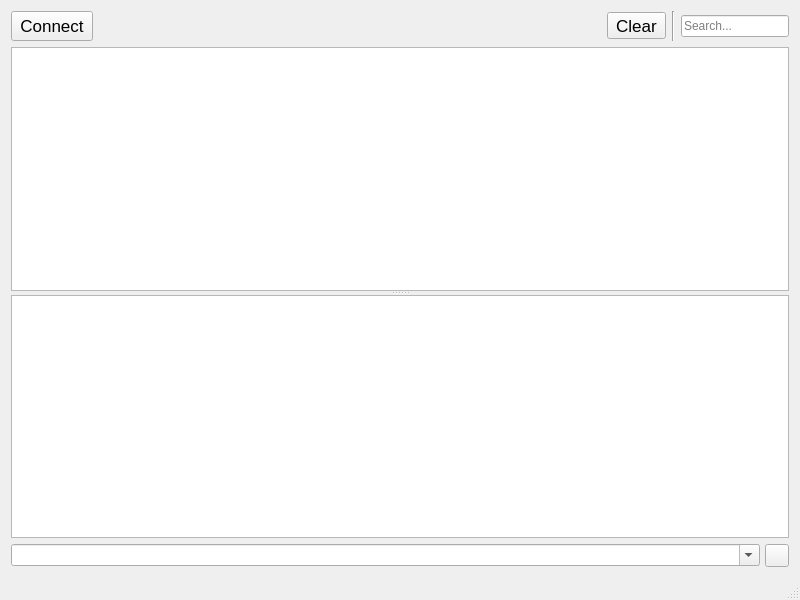
First picture: the form in mainwindow.ui, repository develer-staff/cutecom-ng, before the edit.
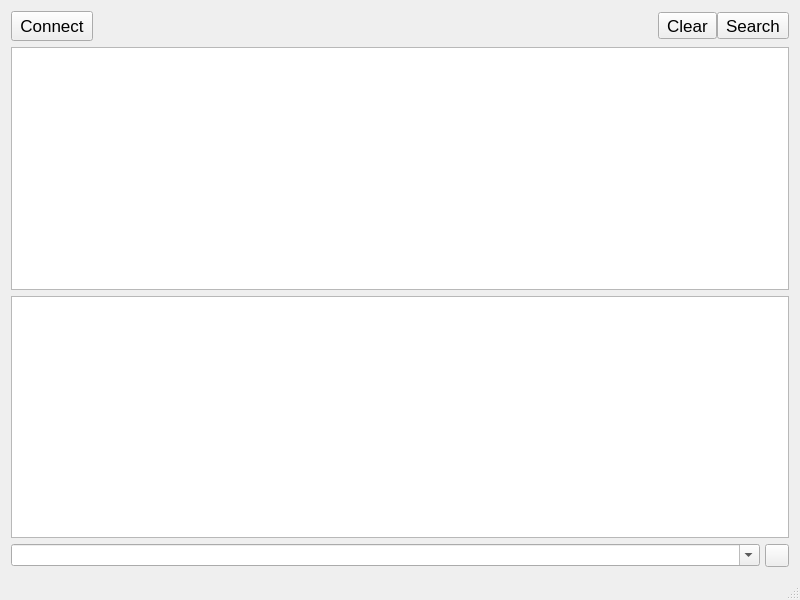
Second picture: the form after the edit. Icons and pictures are not drawn. Custom widgets are drawn as their Qt base class.

Commit message:
add SearchWidget class and ui form
and minor modifications to mainwindow form

```diff
--- a/mainwindow.ui
+++ b/mainwindow.ui
@@ -20,6 +20,9 @@
    <layout class="QVBoxLayout" name="verticalLayout">
     <item>
      <layout class="QHBoxLayout" name="horizontalLayout">
+      <property name="spacing">
+       <number>0</number>
+      </property>
       <item>
        <widget class="QToolButton" name="connectButton">
         <property name="minimumSize">
@@ -64,35 +67,20 @@
        </widget>
       </item>
       <item>
-       <widget class="Line" name="line">
-        <property name="orientation">
-         <enum>Qt::Vertical</enum>
+       <widget class="QToolButton" name="toolButton">
+        <property name="font">
+         <font>
+          <pointsize>13</pointsize>
+         </font>
         </property>
-       </widget>
-      </item>
-      <item>
-       <widget class="QLineEdit" name="searchInput">
-        <property name="sizePolicy">
-         <sizepolicy hsizetype="Preferred" vsizetype="Fixed">
-          <horstretch>0</horstretch>
-          <verstretch>0</verstretch>
-         </sizepolicy>
-        </property>
-        <property name="placeholderText">
-         <string>Search...</string>
+        <property name="text">
+         <string>Search</string>
         </property>
        </widget>
       </item>
      </layout>
     </item>
     <item>
-     <widget class="QSplitter" name="outputSplitter">
-      <property name="orientation">
-       <enum>Qt::Vertical</enum>
-      </property>
-      <property name="childrenCollapsible">
-       <bool>false</bool>
-      </property>
       <widget class="QPlainTextEdit" name="mainOutput">
        <property name="font">
         <font>
@@ -104,6 +92,8 @@
         <bool>true</bool>
        </property>
       </widget>
+    </item>
+    <item>
       <widget class="QPlainTextEdit" name="bottomOutput">
        <property name="font">
         <font>
@@ -123,7 +113,6 @@
        <property name="readOnly">
         <bool>true</bool>
        </property>
-      </widget>
      </widget>
     </item>
     <item>
```
Lines whose indentation alone changed are shown as unchanged. The commit also changes 4 other files.
